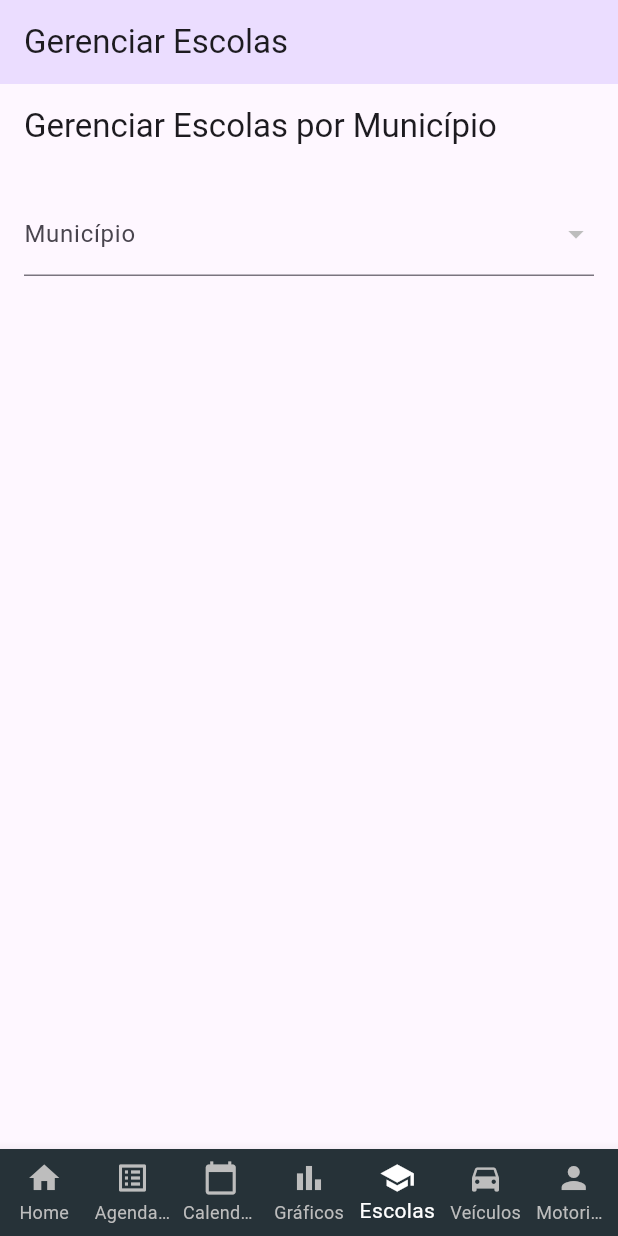
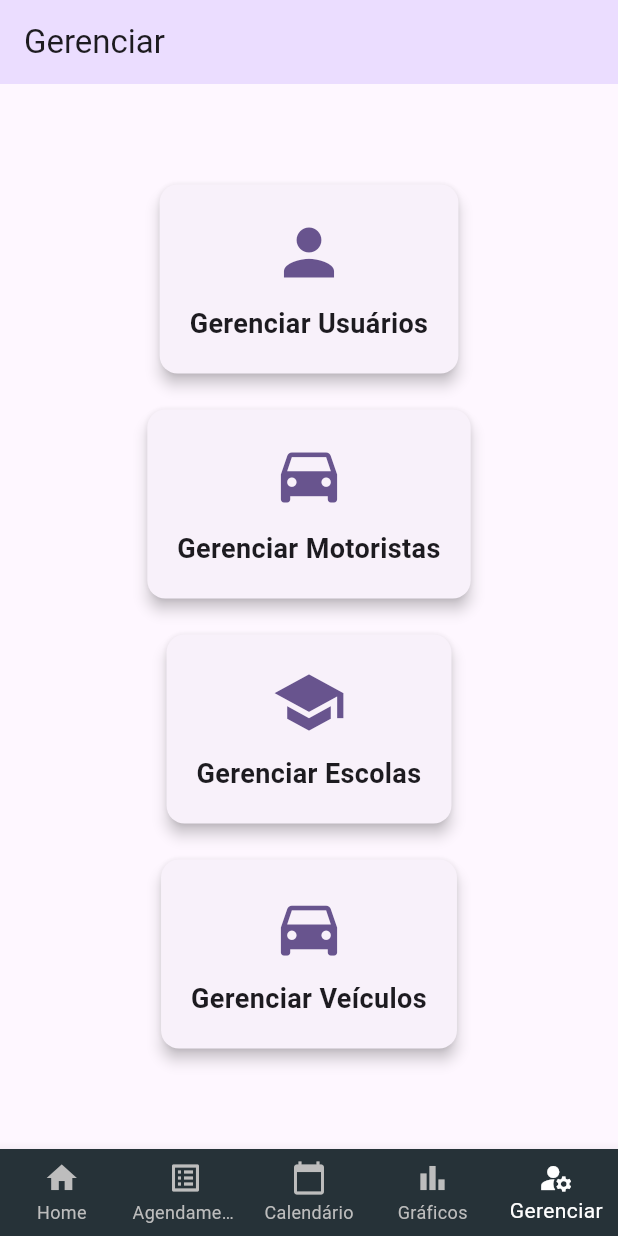
Before and after one commit to ataidepaiva/agendamento_app, a Flutter app: the AdminDashboardPage screen opened by its route, item 5 of the bottom bar chosen, on a phone screen of 412 x 824 dp. Run offline on Flutter 3.47's test engine with Material 3 defaults, Android fonts, the phone set to English and light mode, and no system bars; our stand-ins replace cloud_firestore, firebase_auth, firebase_core, fl_chart, go_router, syncfusion_flutter_calendar and 1 more; accounts and stored records are empty.

Commit message:
feat: Refatora navegacao do painel administrativo e corrige barra de titulo duplicada.

```diff
--- a/lib/core/router/app_router.dart
+++ b/lib/core/router/app_router.dart
@@ -13,6 +13,7 @@ import 'package:agendamento_app/pages/admin/gerenciar_usuarios_page.dart';
 import 'package:agendamento_app/pages/admin/gerenciar_motoristas_page.dart';
 import 'package:agendamento_app/pages/admin/gerenciar_escolas_page.dart';
 import 'package:agendamento_app/pages/admin/gerenciar_veiculos_page.dart';
+import 'package:agendamento_app/pages/admin/gerenciar_page.dart';
 
 // Definindo as rotas
 final GoRouter router = GoRouter(
@@ -62,5 +63,9 @@ final GoRouter router = GoRouter(
       path: '/admin/vehicles',
       builder: (context, state) => const GerenciarVeiculosPage(),
     ),
+    GoRoute(
+      path: '/admin/gerenciar',
+      builder: (context, state) => const GerenciarPage(),
+    ),
   ],
 );
--- a/lib/pages/admin/admin_dashboard_page.dart
+++ b/lib/pages/admin/admin_dashboard_page.dart
@@ -3,9 +3,7 @@ import 'package:agendamento_app/pages/admin/gerenciar_agendamentos_page.dart';
 import 'package:agendamento_app/pages/admin/gerenciar_calendario_page.dart';
 import 'package:agendamento_app/pages/admin/graficos_page.dart';
 import 'package:agendamento_app/pages/admin/admin_home_content_page.dart';
-import 'package:agendamento_app/pages/admin/gerenciar_escolas_page.dart';
-import 'package:agendamento_app/pages/admin/gerenciar_veiculos_page.dart';
-import 'package:agendamento_app/pages/admin/gerenciar_motoristas_page.dart';
+import 'package:agendamento_app/pages/admin/gerenciar_page.dart';
 
 class AdminDashboardPage extends StatefulWidget {
   const AdminDashboardPage({super.key});
@@ -22,9 +20,7 @@ class _AdminDashboardPageState extends State<AdminDashboardPage> {
     GerenciarAgendamentosPage(),
     GerenciarCalendarioPage(),
     GraficosPage(),
-    GerenciarEscolasPage(),
-    GerenciarVeiculosPage(),
-    GerenciarMotoristasPage(),
+    GerenciarPage(),
   ];
 
   static const List<String> _widgetTitles = <String>[
@@ -32,9 +28,7 @@ class _AdminDashboardPageState extends State<AdminDashboardPage> {
     'Gerenciar Agendamentos',
     'Calendário de Agendamentos',
     'Gráficos e Estatísticas',
-    'Gerenciar Escolas',
-    'Gerenciar Veículos',
-    'Gerenciar Motoristas',
+    'Gerenciar',
   ];
 
   void _onItemTapped(int index) {
@@ -77,16 +71,8 @@ class _AdminDashboardPageState extends State<AdminDashboardPage> {
             label: 'Gráficos',
           ),
           BottomNavigationBarItem(
-            icon: Icon(Icons.school),
-            label: 'Escolas',
-          ),
-          BottomNavigationBarItem(
-            icon: Icon(Icons.directions_car),
-            label: 'Veículos',
-          ),
-          BottomNavigationBarItem(
-            icon: Icon(Icons.person),
-            label: 'Motoristas',
+            icon: Icon(Icons.manage_accounts),
+            label: 'Gerenciar',
           ),
         ],
         currentIndex: _selectedIndex,
--- /dev/null
+++ b/lib/pages/admin/gerenciar_page.dart
@@ -0,0 +1,82 @@
+import 'package:flutter/material.dart';
+import 'package:go_router/go_router.dart';
+
+class GerenciarPage extends StatelessWidget {
+  const GerenciarPage({super.key});
+
+  @override
+  Widget build(BuildContext context) {
+    return Scaffold(
+      body: Center(
+        child: SingleChildScrollView(
+          padding: const EdgeInsets.all(16.0),
+          child: Column(
+            mainAxisAlignment: MainAxisAlignment.center,
+            children: [
+              _buildManagementCard(
+                context,
+                icon: Icons.person,
+                title: 'Gerenciar Usuários',
+                onTap: () => context.go('/admin/users'),
+              ),
+              const SizedBox(height: 16.0),
+              _buildManagementCard(
+                context,
+                icon: Icons.drive_eta,
+                title: 'Gerenciar Motoristas',
+                onTap: () => context.go('/admin/drivers'),
+              ),
+              const SizedBox(height: 16.0),
+              _buildManagementCard(
+                context,
+                icon: Icons.school,
+                title: 'Gerenciar Escolas',
+                onTap: () => context.go('/admin/schools'),
+              ),
+              const SizedBox(height: 16.0),
+              _buildManagementCard(
+                context,
+                icon: Icons.directions_car,
+                title: 'Gerenciar Veículos',
+                onTap: () => context.go('/admin/vehicles'),
+              ),
+            ],
+          ),
+        ),
+      ),
+    );
+  }
+
+  Widget _buildManagementCard(
+    BuildContext context, {
+    required IconData icon,
+    required String title,
+    required VoidCallback onTap,
+  }) {
+    return Card(
+      elevation: 4.0,
+      shape: RoundedRectangleBorder(borderRadius: BorderRadius.circular(12.0)),
+      child: InkWell(
+        onTap: onTap,
+        borderRadius: BorderRadius.circular(12.0),
+        child: Padding(
+          padding: const EdgeInsets.all(20.0),
+          child: Column(
+            children: [
+              Icon(icon, size: 50.0, color: Theme.of(context).primaryColor),
+              const SizedBox(height: 10.0),
+              Text(
+                title,
+                style: const TextStyle(
+                  fontSize: 18.0,
+                  fontWeight: FontWeight.bold,
+                ),
+                textAlign: TextAlign.center,
+              ),
+            ],
+          ),
+        ),
+      ),
+    );
+  }
+}
```
